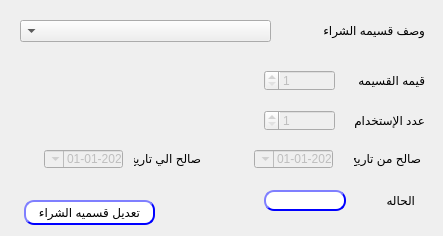
shymaa123456/HyperPOS2020, file presentation/voucher_ui/stopPromVoucher.ui: the form before one commit.
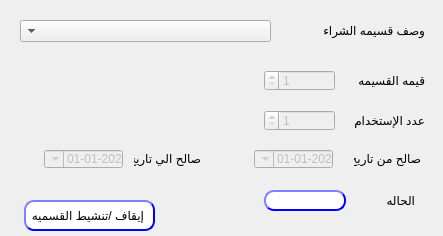
The form after the commit.

```diff
--- a/presentation/voucher_ui/stopPromVoucher.ui
+++ b/presentation/voucher_ui/stopPromVoucher.ui
@@ -175,7 +175,7 @@
      <x>24</x>
      <y>200</y>
      <width>131</width>
-     <height>25</height>
+     <height>31</height>
     </rect>
    </property>
    <property name="layoutDirection">
@@ -206,7 +206,7 @@
                                     </string>
    </property>
    <property name="text">
-    <string>تعديل قسميه الشراء</string>
+    <string>إيقاف /تنشيط القسميه </string>
    </property>
   </widget>
   <widget class="QLabel" name="desc_3">
```
